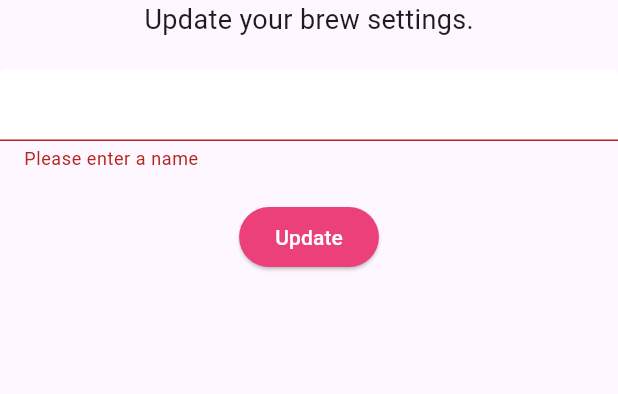
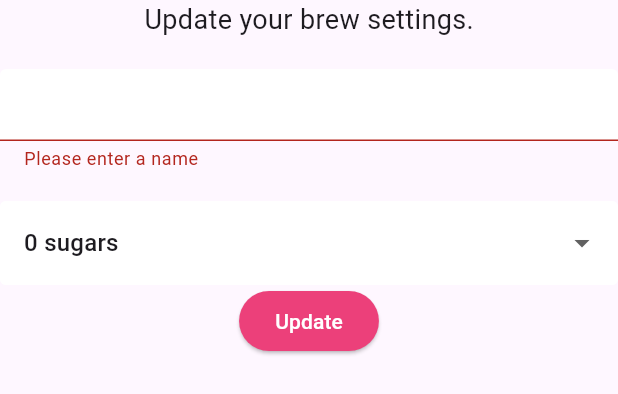
Before and after one commit to Jaykerd123/fireb, a Flutter app: the SettingsForm widget shown alone on an empty page, opened directly, after a tap on "Update", on a phone screen of 412 x 824 dp. Shown: the top 394 px of the screen. Run offline on Flutter 3.47's test engine with Material 3 defaults, Android fonts, the phone set to English and light mode, and no system bars; our stand-ins replace cloud_firestore, firebase_auth, firebase_core, flutter_spinkit; accounts and stored records are empty.

Commit message:
Drop down

```diff
--- a/lib/screens/home/settings_form.dart
+++ b/lib/screens/home/settings_form.dart
@@ -35,6 +35,18 @@ class _SettingsFormState extends State<SettingsForm> {
           ),
           SizedBox(height: 20.0),
         //   drop down
+          DropdownButtonFormField(
+            decoration: textInputDecoration,
+            value: _currentSugars ?? '0',
+            items: sugars.map((sugar) {
+              return DropdownMenuItem(
+                value: sugar,
+                child: Text('$sugar sugars'),
+              );
+            }).toList(),
+            onChanged: (val) => setState(() => _currentSugars = val),
+
+          ),
         //   slider
           ElevatedButton(
             style: ElevatedButton.styleFrom(
@@ -46,7 +58,9 @@ class _SettingsFormState extends State<SettingsForm> {
             ),
             onPressed: () async {
               if (_formKey.currentState?.validate() ?? false) {
-                // TODO: Handle form submission
+                print(_currentName);
+                print(_currentSugars);
+                print(_currentStrength);
               }
             },
           )
```
